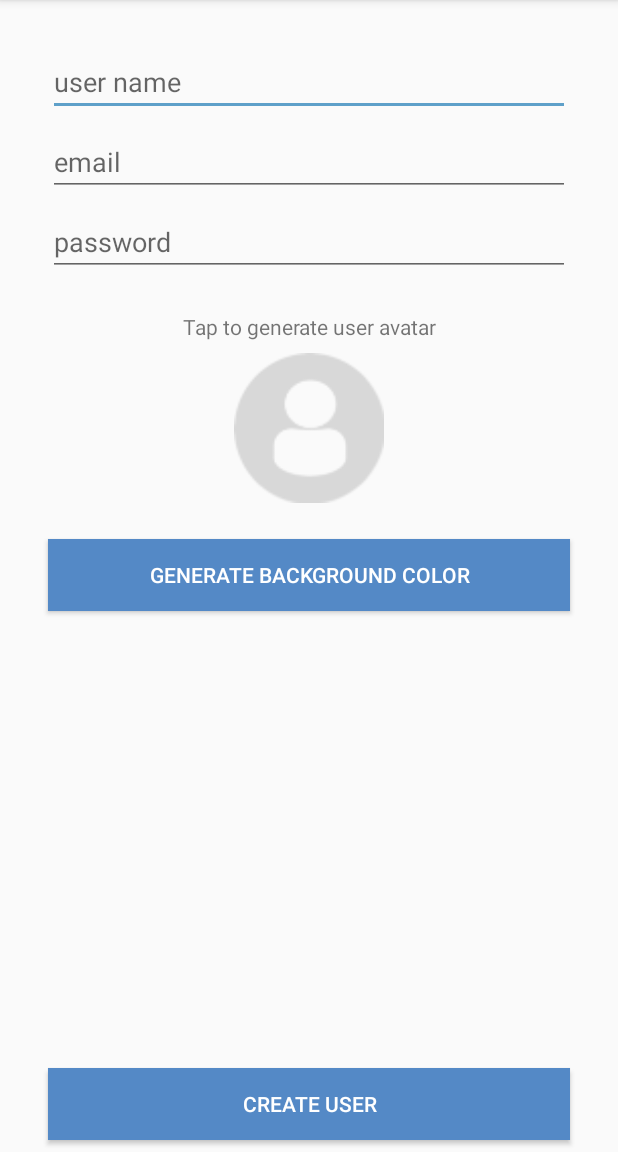
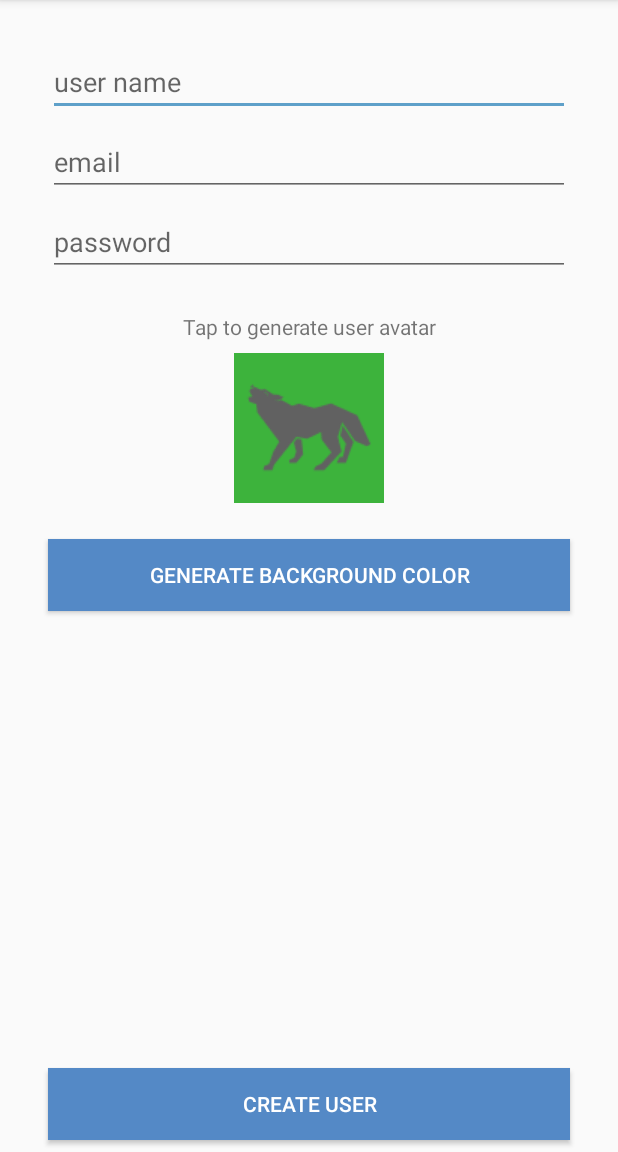
Before and after one commit to dakaii/smack, an Android app: the CreateUserActivity screen opened directly, with no data from a screen before it, after a tap on "GENERATE BACKGROUND COLOR", on a phone screen of 412 x 824 dp, the part 84-1236 px from its top. Run offline under Robolectric (Android 15) with nearby library versions, the phone set to English and light mode, and no system bars; 1 other tap on this screen came first.

Commit message:
generate user avatars

```diff
--- a/app/src/main/java/dakaii/smack/CreateUserActivity.kt
+++ b/app/src/main/java/dakaii/smack/CreateUserActivity.kt
@@ -1,10 +1,16 @@
 package dakaii.smack
 
+import android.graphics.Color
 import android.support.v7.app.AppCompatActivity
 import android.os.Bundle
 import android.view.View
+import kotlinx.android.synthetic.main.activity_create_user.*
+import java.util.*
 
 class CreateUserActivity : AppCompatActivity() {
+
+    var userAvatar = "profileDefault"
+    var avatarColor = "[0.5, 0.5, 0,5, 1]"
 
     override fun onCreate(savedInstanceState: Bundle?) {
         super.onCreate(savedInstanceState)
@@ -12,11 +18,32 @@ class CreateUserActivity : AppCompatActivity() {
     }
 
     fun generateUserAvatar(view: View) {
+        val random = Random()
+        val color = random.nextInt(2)
+        val avatar = random.nextInt(28)
 
+        if (color == 0) {
+            userAvatar = "light$avatar"
+        } else {
+            userAvatar = "dark$avatar"
+        }
+        val resourceId = resources.getIdentifier(userAvatar, "drawable", packageName)
+        createAvatarImageView.setImageResource(resourceId)
     }
 
     fun generateColorClicked(view: View) {
+        val random = Random()
+        val r = random.nextInt(255)
+        val g = random.nextInt(255)
+        val b = random.nextInt(255)
 
+        createAvatarImageView.setBackgroundColor(Color.rgb(r, g, b))
+
+        val savedR = r.toDouble() / 255
+        val savedG = r.toDouble() / 255
+        val savedB = r.toDouble() / 255
+
+        avatarColor = "[$savedR, $savedG, $savedB, 1]"
     }
 
     fun createUserClicked(view: View) {
```
